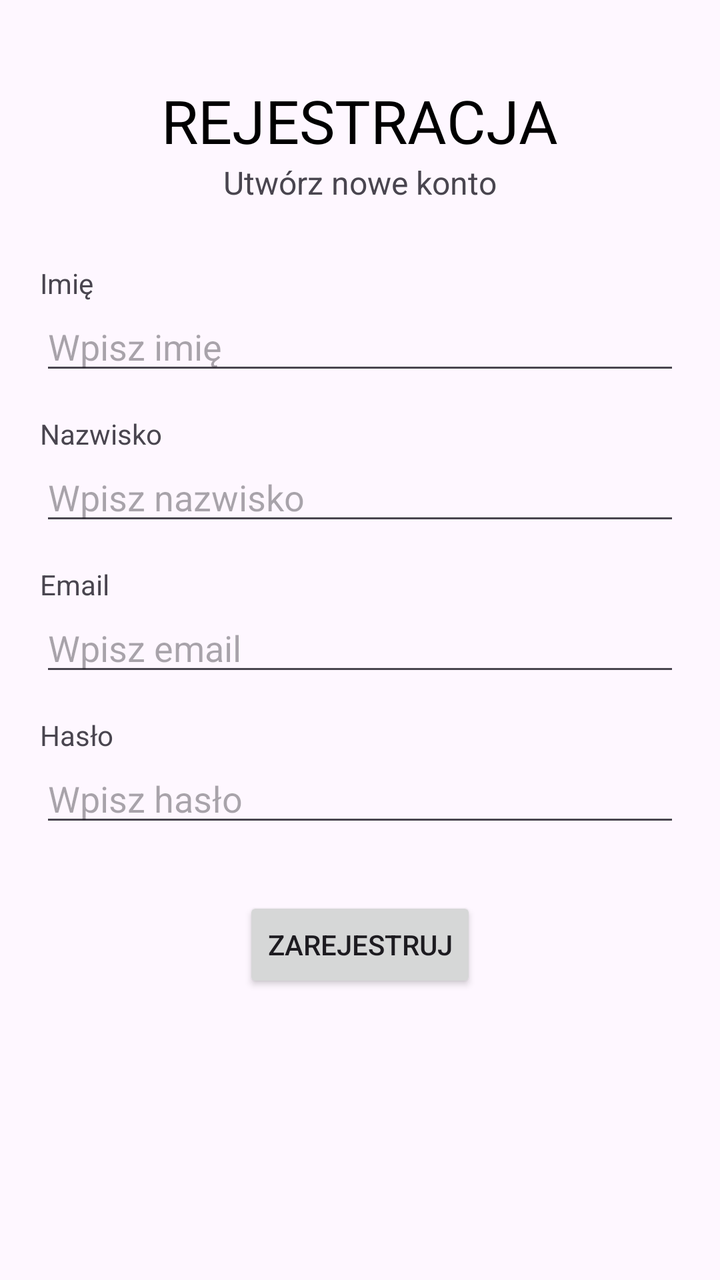
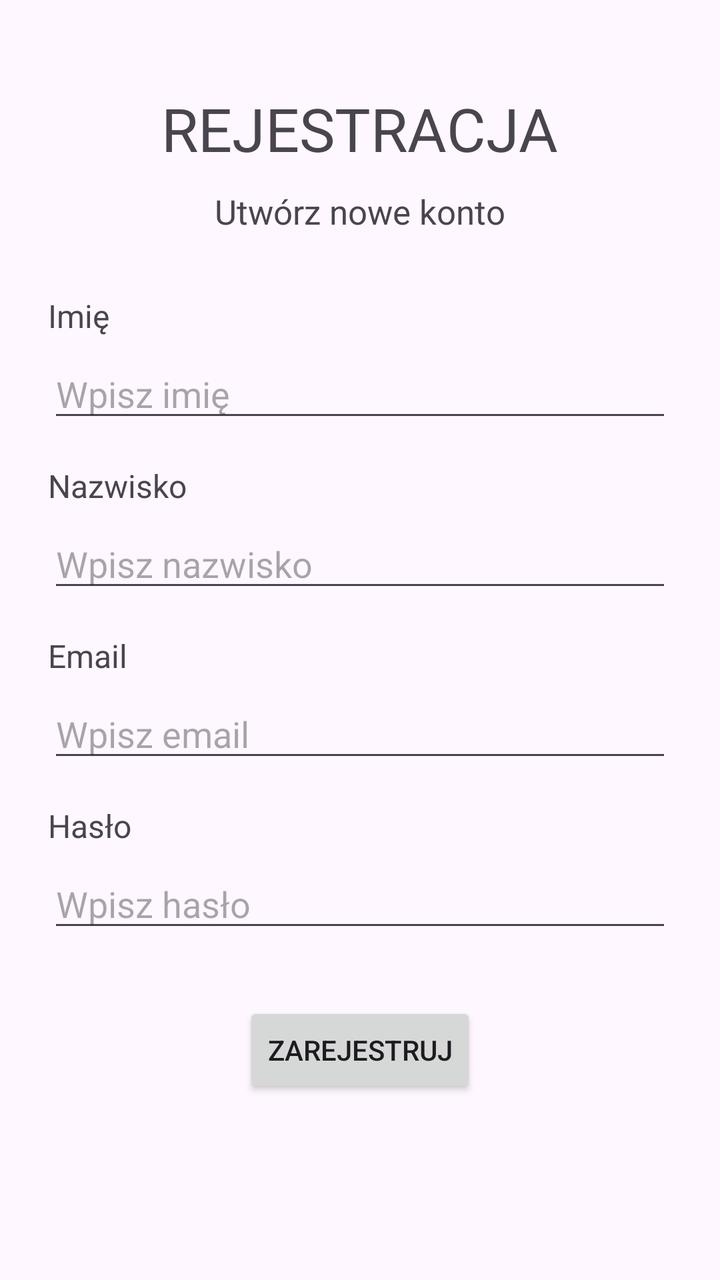

Before-and-after screenshots of an Android layout around one commit, followed by the original layout XML and the change that was made.
<!-- AndroidManifest.xml: application theme Theme.Formjakis -->
<!-- res/layout/activity_main.xml -->
<?xml version="1.0" encoding="utf-8"?>
<androidx.constraintlayout.widget.ConstraintLayout xmlns:android="http://schemas.android.com/apk/res/android"
    xmlns:app="http://schemas.android.com/apk/res-auto"
    xmlns:tools="http://schemas.android.com/tools"
    android:id="@+id/main"
    android:layout_width="match_parent"
    android:layout_height="match_parent"
    android:padding="20dp"
    tools:context=".MainActivity">

    <ScrollView
        android:layout_width="match_parent"
        android:layout_height="match_parent">

        <LinearLayout
            android:layout_width="match_parent"
            android:layout_height="wrap_content"
            android:orientation="vertical"
            android:gravity="center_horizontal">

            <TextView
                android:layout_width="wrap_content"
                android:layout_height="wrap_content"
                android:text="REJESTRACJA"
                android:textSize="30sp"
                android:layout_marginTop="20dp"
                android:textColor="@color/black" />

            <TextView
                android:layout_width="wrap_content"
                android:layout_height="wrap_content"
                android:text="Utwórz nowe konto"
                android:textSize="16sp"
                android:layout_marginBottom="30dp" />

            <TextView
                android:layout_width="match_parent"
                android:layout_height="wrap_content"
                android:text="Imię" />

            <EditText
                android:id="@+id/imie"
                android:layout_width="match_parent"
                android:layout_height="wrap_content"
                android:hint="Wpisz imię"
                android:inputType="textPersonName" />

            <TextView
                android:layout_width="match_parent"
                android:layout_height="wrap_content"
                android:layout_marginTop="15dp"
                android:text="Nazwisko" />

            <EditText
                android:id="@+id/nazwisko"
                android:layout_width="match_parent"
                android:layout_height="wrap_content"
                android:hint="Wpisz nazwisko"
                android:inputType="textPersonName" />

            <TextView
                android:layout_width="match_parent"
                android:layout_height="wrap_content"
                android:layout_marginTop="15dp"
                android:text="Email" />

            <EditText
                android:id="@+id/email"
                android:layout_width="match_parent"
                android:layout_height="wrap_content"
                android:hint="Wpisz email"
                android:inputType="textEmailAddress" />

            <TextView
                android:layout_width="match_parent"
                android:layout_height="wrap_content"
                android:layout_marginTop="15dp"
                android:text="Hasło" />

            <EditText
                android:id="@+id/haslo"
                android:layout_width="match_parent"
                android:layout_height="wrap_content"
                android:hint="Wpisz hasło"
                android:inputType="textPassword" />

            <Button
                android:id="@+id/rejestruj"
                android:layout_width="wrap_content"
                android:layout_height="wrap_content"
                android:layout_marginTop="30dp"
                android:text="ZAREJESTRUJ" />

        </LinearLayout>
    </ScrollView>

</androidx.constraintlayout.widget.ConstraintLayout>
<!-- resources referenced by this layout -->
<resources>
  <color name="black">#FF000000</color>
  <style name="Theme.Formjakis" parent="Base.Theme.Formjakis" />
  <style name="Base.Theme.Formjakis" parent="Theme.Material3.DayNight.NoActionBar">
          
          
      </style>
</resources>

<!-- the commit's change to res/layout/activity_main.xml (unified diff, before → after) -->
@@ -1,97 +1,98 @@
 <?xml version="1.0" encoding="utf-8"?>
-<androidx.constraintlayout.widget.ConstraintLayout xmlns:android="http://schemas.android.com/apk/res/android"
-    xmlns:app="http://schemas.android.com/apk/res-auto"
+<ScrollView xmlns:android="http://schemas.android.com/apk/res/android"
     xmlns:tools="http://schemas.android.com/tools"
-    android:id="@+id/main"
     android:layout_width="match_parent"
     android:layout_height="match_parent"
-    android:padding="20dp"
     tools:context=".MainActivity">
 
-    <ScrollView
+    <LinearLayout
         android:layout_width="match_parent"
-        android:layout_height="match_parent">
+        android:layout_height="wrap_content"
+        android:orientation="vertical"
+        android:padding="24dp"
+        android:gravity="center_horizontal">
 
-        <LinearLayout
+        <TextView
+            android:layout_width="wrap_content"
+            android:layout_height="wrap_content"
+            android:text="REJESTRACJA"
+            android:textSize="30sp"
+            android:layout_marginTop="20dp" />
+
+        <TextView
+            android:layout_width="wrap_content"
+            android:layout_height="wrap_content"
+            android:text="Utwórz nowe konto"
+            android:textSize="17sp"
+            android:layout_marginTop="10dp" />
+
+        <TextView
             android:layout_width="match_parent"
             android:layout_height="wrap_content"
-            android:orientation="vertical"
-            android:gravity="center_horizontal">
+            android:text="Imię"
+            android:textSize="16sp"
+            android:layout_marginTop="30dp" />
 
-            <TextView
-                android:layout_width="wrap_content"
-                android:layout_height="wrap_content"
-                android:text="REJESTRACJA"
-                android:textSize="30sp"
-                android:layout_marginTop="20dp"
-                android:textColor="@color/black" />
+        <EditText
+            android:id="@+id/imie"
+            android:layout_width="match_parent"
+            android:layout_height="wrap_content"
+            android:hint="Wpisz imię"
+            android:inputType="textPersonName"
+            android:layout_marginTop="6dp" />
 
-            <TextView
-                android:layout_width="wrap_content"
-                android:layout_height="wrap_content"
-                android:text="Utwórz nowe konto"
-                android:textSize="16sp"
-                android:layout_marginBottom="30dp" />
+        <TextView
+            android:layout_width="match_parent"
+            android:layout_height="wrap_content"
+            android:text="Nazwisko"
+            android:textSize="16sp"
+            android:layout_marginTop="16dp" />
 
-            <TextView
-                android:layout_width="match_parent"
-                android:layout_height="wrap_content"
-                android:text="Imię" />
+        <EditText
+            android:id="@+id/nazwisko"
+            android:layout_width="match_parent"
+            android:layout_height="wrap_content"
+            android:hint="Wpisz nazwisko"
+            android:inputType="textPersonName"
+            android:layout_marginTop="6dp" />
 
-            <EditText
-                android:id="@+id/imie"
-                android:layout_width="match_parent"
-                android:layout_height="wrap_content"
-                android:hint="Wpisz imię"
-                android:inputType="textPersonName" />
+        <TextView
+            android:layout_width="match_parent"
+            android:layout_height="wrap_content"
+            android:text="Email"
+            android:textSize="16sp"
+            android:layout_marginTop="16dp" />
 
-            <TextView
-                android:layout_width="match_parent"
-                android:layout_height="wrap_content"
-                android:layout_marginTop="15dp"
-                android:text="Nazwisko" />
+        <EditText
+            android:id="@+id/email"
+            android:layout_width="match_parent"
+            android:layout_height="wrap_content"
+            android:hint="Wpisz email"
+            android:inputType="textEmailAddress"
+            android:layout_marginTop="6dp" />
 
-            <EditText
-                android:id="@+id/nazwisko"
-                android:layout_width="match_parent"
-                android:layout_height="wrap_content"
-                android:hint="Wpisz nazwisko"
-                android:inputType="textPersonName" />
+        <TextView
+            android:layout_width="match_parent"
+            android:layout_height="wrap_content"
+            android:text="Hasło"
+            android:textSize="16sp"
+            android:layout_marginTop="16dp" />
 
-            <TextView
-                android:layout_width="match_parent"
-                android:layout_height="wrap_content"
-                android:layout_marginTop="15dp"
-                android:text="Email" />
+        <EditText
+            android:id="@+id/haslo"
+            android:layout_width="match_parent"
+            android:layout_height="wrap_content"
+            android:hint="Wpisz hasło"
+            android:inputType="textPassword"
+            android:layout_marginTop="6dp" />
 
-            <EditText
-                android:id="@+id/email"
-                android:layout_width="match_parent"
-                android:layout_height="wrap_content"
-                android:hint="Wpisz email"
-                android:inputType="textEmailAddress" />
+        <Button
+            android:id="@+id/rejestruj"
+            android:layout_width="wrap_content"
+            android:layout_height="wrap_content"
+            android:text="ZAREJESTRUJ"
+            android:layout_marginTop="30dp"
+            android:layout_gravity="center_horizontal" />
 
-            <TextView
-                android:layout_width="match_parent"
-                android:layout_height="wrap_content"
-                android:layout_marginTop="15dp"
-                android:text="Hasło" />
-
-            <EditText
-                android:id="@+id/haslo"
-                android:layout_width="match_parent"
-                android:layout_height="wrap_content"
-                android:hint="Wpisz hasło"
-                android:inputType="textPassword" />
-
-            <Button
-                android:id="@+id/rejestruj"
-                android:layout_width="wrap_content"
-                android:layout_height="wrap_content"
-                android:layout_marginTop="30dp"
-                android:text="ZAREJESTRUJ" />
-
-        </LinearLayout>
-    </ScrollView>
-
-</androidx.constraintlayout.widget.ConstraintLayout>
+    </LinearLayout>
+</ScrollView>
<!-- resource entries referenced after the edit -->
@@ -1,6 +1,5 @@
 <!-- resources referenced by this layout -->
 <resources>
-  <color name="black">#FF000000</color>
   <style name="Theme.Formjakis" parent="Base.Theme.Formjakis" />
   <style name="Base.Theme.Formjakis" parent="Theme.Material3.DayNight.NoActionBar">
           
